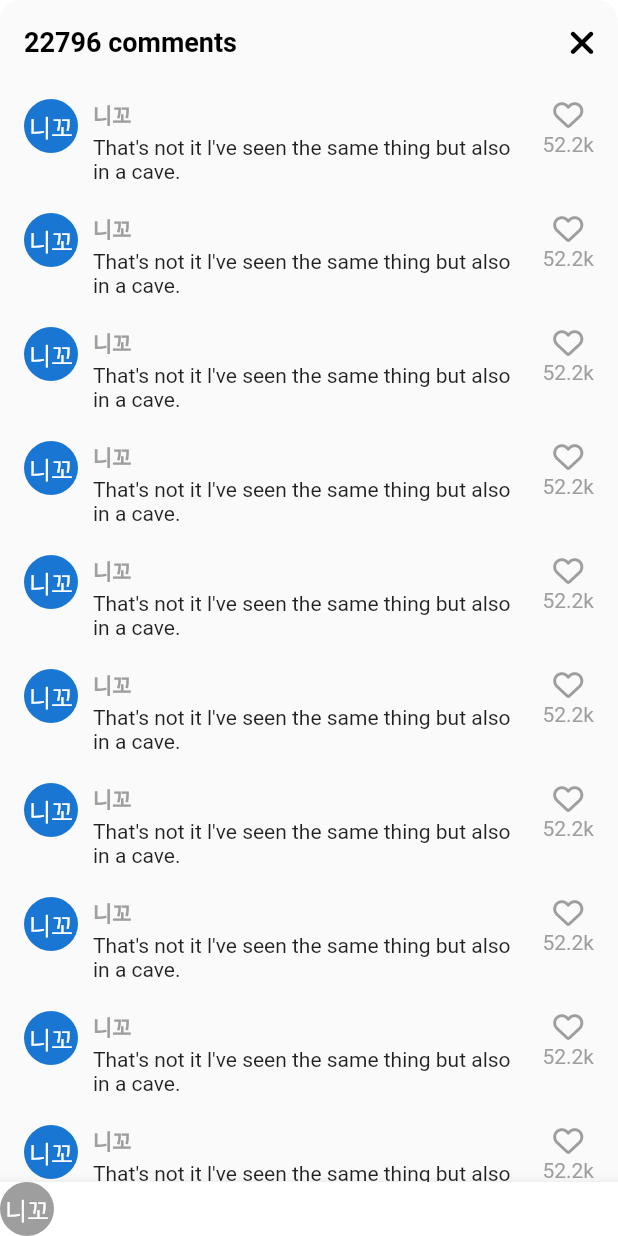
After one commit to jiunson/tiktok_clone_2nd, a Flutter app: the VideoComments screen opened directly, on a phone screen of 412 x 824 dp. The commit adds this screen. Run offline on Flutter 3.47's test engine with Material 2 defaults, Android fonts, the phone set to English and light mode, and no system bars; our stand-ins replace font_awesome_flutter, video_player, visibility_detector; network calls fail.

Commit message:
#8.0 showModalBottomSheet

```diff
--- /dev/null
+++ b/lib/features/videos/widgets/video_comments.dart
@@ -0,0 +1,107 @@
+import 'package:flutter/material.dart';
+import 'package:font_awesome_flutter/font_awesome_flutter.dart';
+import 'package:tiktok_clone_2nd/constants/gaps.dart';
+import 'package:tiktok_clone_2nd/constants/sizes.dart';
+
+class VideoComments extends StatefulWidget {
+  const VideoComments({super.key});
+
+  @override
+  State<VideoComments> createState() => _VideoCommentsState();
+}
+
+class _VideoCommentsState extends State<VideoComments> {
+  void _onClosePressed() {
+    Navigator.of(context).pop();
+  }
+
+  @override
+  Widget build(BuildContext context) {
+    return Container(
+      clipBehavior: Clip.hardEdge,
+      decoration: BoxDecoration(
+        borderRadius: BorderRadius.circular(Sizes.size14),
+      ),
+      child: Scaffold(
+        backgroundColor: Colors.grey.shade50,
+        appBar: AppBar(
+          backgroundColor: Colors.grey.shade50,
+          automaticallyImplyLeading: false, // back button 감춘다.
+          title: const Text("22796 comments"),
+          actions: [
+            IconButton(
+              onPressed: _onClosePressed,
+              icon: const FaIcon(FontAwesomeIcons.xmark),
+            ),
+          ],
+        ),
+        body: ListView.separated(
+          padding: const EdgeInsets.symmetric(
+            vertical: Sizes.size10,
+            horizontal: Sizes.size16,
+          ),
+          itemCount: 10,
+          separatorBuilder: (context, index) => Gaps.v20,
+          itemBuilder: (context, index) => Row(
+            crossAxisAlignment: CrossAxisAlignment.start,
+            children: [
+              const CircleAvatar(
+                radius: 18,
+                child: Text("니꼬"),
+              ),
+              Gaps.h10,
+              Expanded(
+                child: Column(
+                  crossAxisAlignment: CrossAxisAlignment.start,
+                  children: [
+                    Text(
+                      "니꼬",
+                      style: TextStyle(
+                        fontWeight: FontWeight.bold,
+                        fontSize: Sizes.size14,
+                        color: Colors.grey.shade500,
+                      ),
+                    ),
+                    Gaps.v3,
+                    const Text(
+                        "That's not it l've seen the same thing but also in a cave.")
+                  ],
+                ),
+              ),
+              Gaps.h10,
+              Column(
+                children: [
+                  FaIcon(
+                    FontAwesomeIcons.heart,
+                    size: Sizes.size20,
+                    color: Colors.grey.shade500,
+                  ),
+                  Gaps.v2,
+                  Text(
+                    '52.2k',
+                    style: TextStyle(
+                      color: Colors.grey.shade500,
+                    ),
+                  ),
+                ],
+              ),
+            ],
+          ),
+        ),
+        bottomNavigationBar: BottomAppBar(
+          color: Colors.white,
+          child: Row(
+            children: [
+              CircleAvatar(
+                radius: 18,
+                backgroundColor: Colors.grey.shade500,
+                foregroundColor: Colors.white,
+                child: const Text("니꼬"),
+              ),
+            ],
+          ),
+        ),
+      ),
+    );
+  }
+}
```
Also changed, not shown: lib/features/videos/widgets/video_button.dart (added, +36 -0 lines), lib/features/videos/widgets/video_post.dart (+84 -4 lines).
